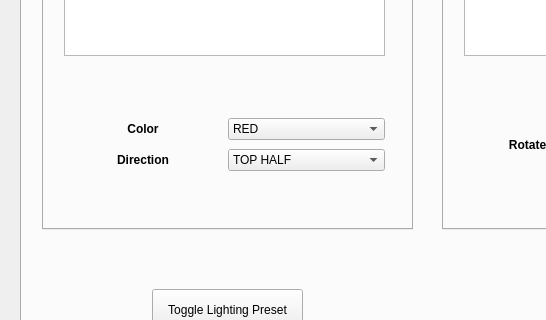
Above: _ui/FlashLapse_CP.ui from CoCl-Jerry/Flashlapse_Dev before the change; both pictures show x 0 to 546 and y 257 to 577 of the 1280 by 690 pixel window. Below: the same form after it.
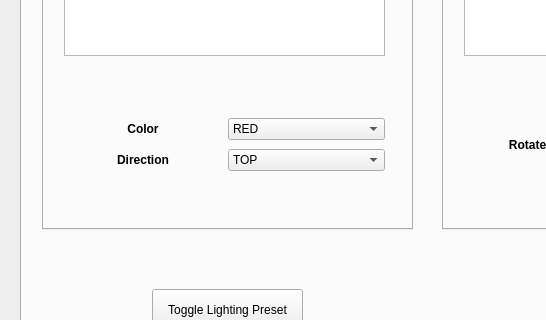
That is the form after the change. Icons and pictures are not drawn.

What changed in the file:
```diff
--- a/_ui/FlashLapse_CP.ui
+++ b/_ui/FlashLapse_CP.ui
@@ -1125,7 +1125,7 @@
           <widget class="QComboBox" name="germinationDirection_comboBox">
            <item>
             <property name="text">
-             <string>TOP HALF</string>
+             <string>TOP</string>
             </property>
            </item>
            <item>
```
Left out of the diff: 9 changed lines with no effect on the pictures.
